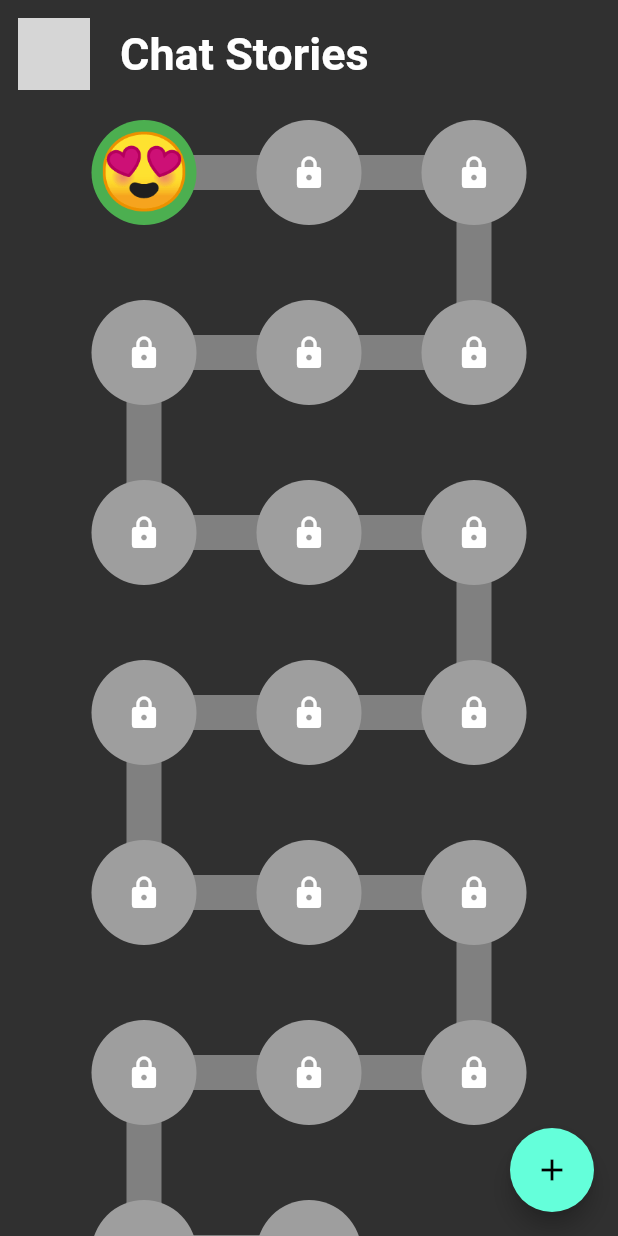
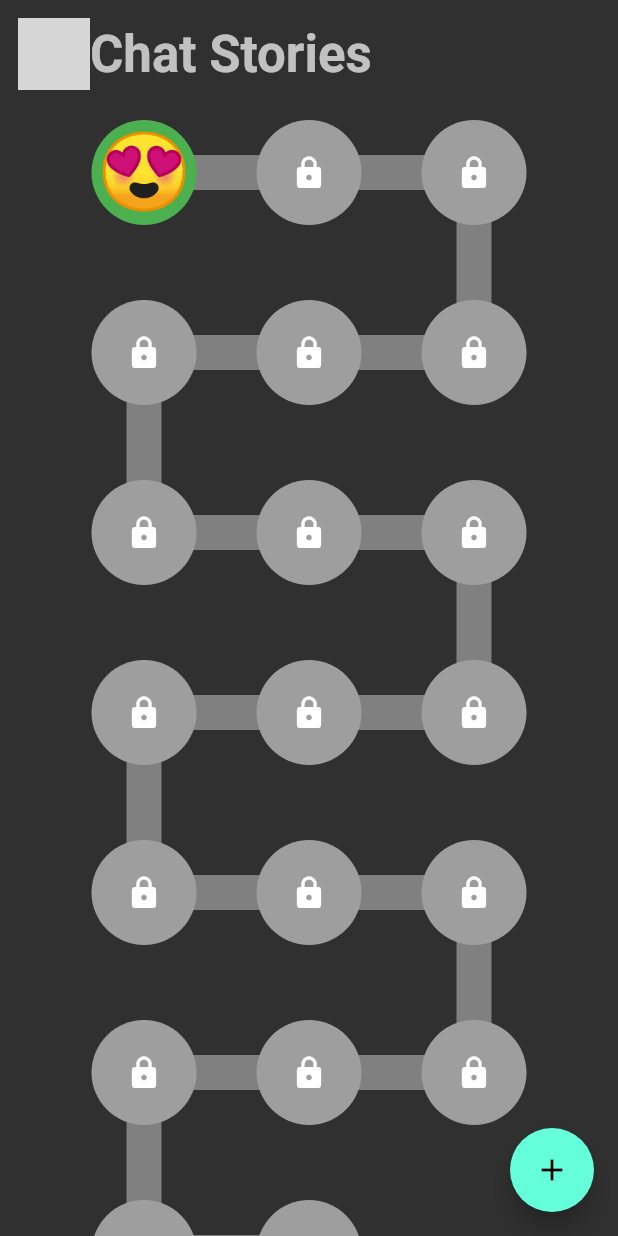
Before and after one commit to mhanzla80/easy_chat_game, a Flutter app: the screen it shows after launch, on a phone screen of 412 x 824 dp. Run offline on Flutter 3.47's test engine with Material 2 defaults, Android fonts, the phone set to English and light mode, and no system bars; our stand-ins replace audioplayers, confetti, flutter_spinkit, shared_preferences, simple_animations; grey boxes are pictures that could not be loaded.

Commit message:
Update chat_level_screen.dart

```diff
--- a/lib/src/chat_level_screen.dart
+++ b/lib/src/chat_level_screen.dart
@@ -35,10 +35,14 @@ class _ChatLevelScreenState extends State<ChatLevelScreen> {
                     children: [
                       MaybeCloseButton(
                           EasyChatGameController.of(context).context),
-                      SizedBox(width: 20),
-                      Text('Chat Stories',
-                          style: TextStyle(
-                              fontWeight: FontWeight.bold, fontSize: 30)),
+                      Text(
+                        'Chat Stories',
+                        textAlign: TextAlign.center,
+                        style: Theme.of(context)
+                            .textTheme
+                            .headlineMedium!
+                            .copyWith(fontWeight: FontWeight.bold),
+                      ),
                     ],
                   ),
                 ),
```
